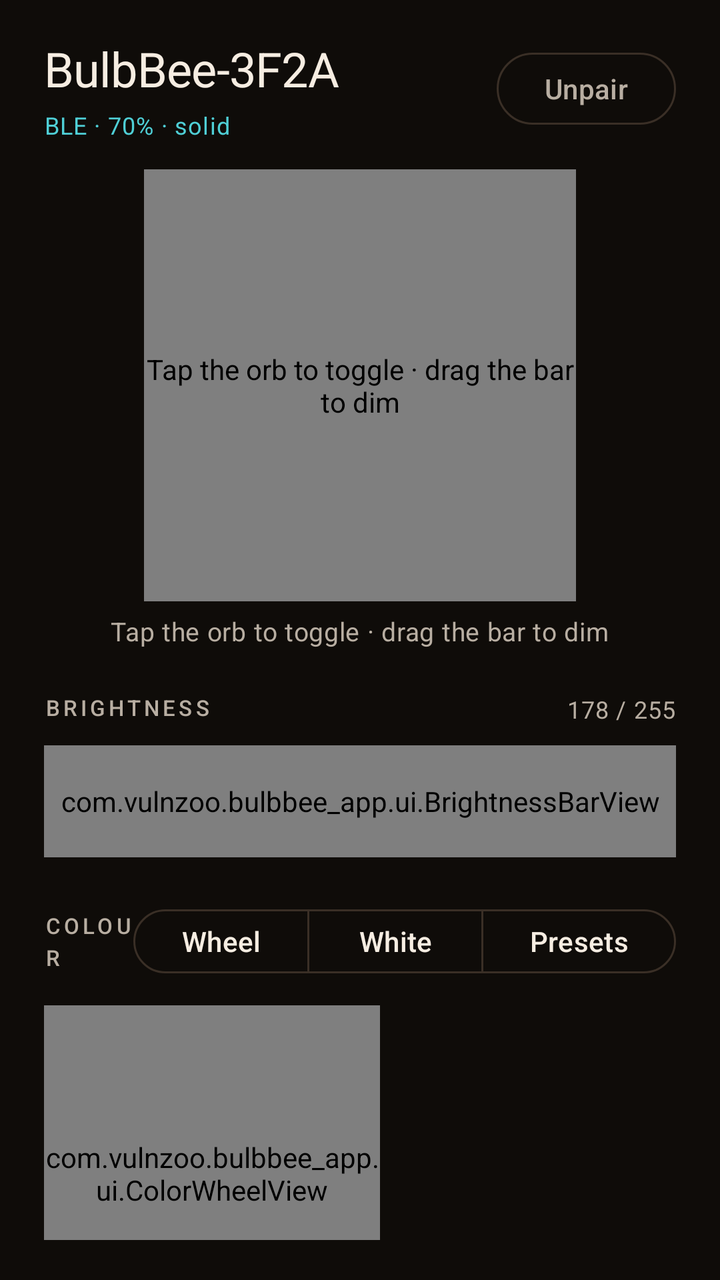
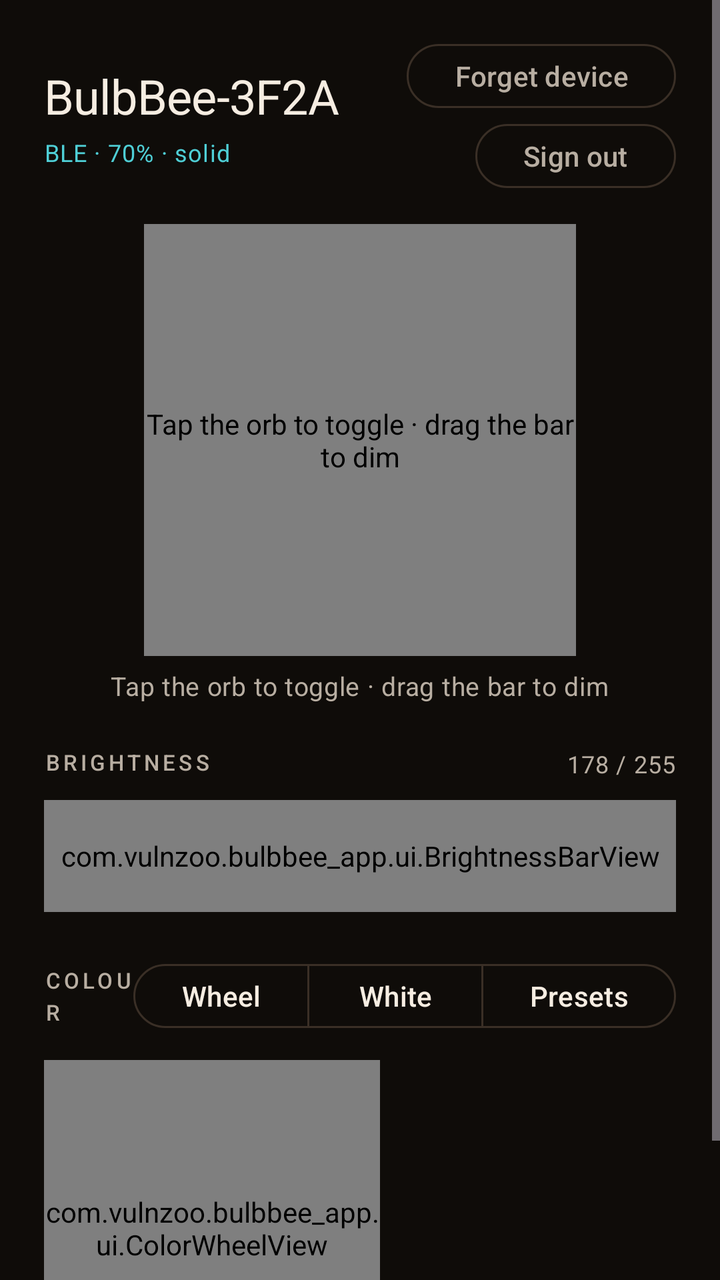

Two renders of the same Android screen: before a commit and after it. Below are the layout's source before the change and the commit's diff.
<!-- AndroidManifest.xml: application theme Theme.BulbBee -->
<!-- res/layout/fragment_light.xml -->
<?xml version="1.0" encoding="utf-8"?>
<LinearLayout xmlns:android="http://schemas.android.com/apk/res/android"
    xmlns:app="http://schemas.android.com/apk/res-auto"
    android:layout_width="match_parent"
    android:layout_height="match_parent"
    android:orientation="vertical"
    android:paddingHorizontal="22dp"
    android:paddingTop="18dp"
    android:paddingBottom="20dp"
    android:background="@color/bb_ground">

    
    <LinearLayout
        android:layout_width="match_parent"
        android:layout_height="wrap_content"
        android:orientation="horizontal"
        android:gravity="center_vertical">

        <LinearLayout
            android:layout_width="0dp"
            android:layout_height="wrap_content"
            android:layout_weight="1"
            android:orientation="vertical">

            <TextView
                android:id="@+id/deviceName"
                android:layout_width="wrap_content"
                android:layout_height="wrap_content"
                android:textAppearance="@style/TextAppearance.BulbBee.Display"
                android:textSize="24sp"
                android:text="BulbBee-3F2A" />

            <TextView
                android:id="@+id/linkLine"
                android:layout_width="wrap_content"
                android:layout_height="wrap_content"
                android:layout_marginTop="4dp"
                android:textAppearance="@style/TextAppearance.BulbBee.Mono"
                android:textColor="@color/bb_teal"
                android:text="BLE · 70% · solid" />
        </LinearLayout>

        <com.google.android.material.button.MaterialButton
            android:id="@+id/unpairButton"
            style="@style/Widget.BulbBee.Button.Quiet"
            android:layout_width="wrap_content"
            android:layout_height="wrap_content"
            android:minHeight="44dp"
            android:text="@string/unpair" />
    </LinearLayout>

    
    <com.vulnzoo.bulbbee_app.ui.BulbOrbView
        android:id="@+id/orb"
        android:layout_width="216dp"
        android:layout_height="216dp"
        android:layout_gravity="center_horizontal"
        android:layout_marginTop="14dp"
        android:contentDescription="@string/orb_hint" />

    <TextView
        android:layout_width="wrap_content"
        android:layout_height="wrap_content"
        android:layout_gravity="center_horizontal"
        android:layout_marginTop="6dp"
        android:textAppearance="@style/TextAppearance.BulbBee.Body"
        android:textSize="13sp"
        android:text="@string/orb_hint" />

    
    <LinearLayout
        android:layout_width="match_parent"
        android:layout_height="wrap_content"
        android:layout_marginTop="22dp"
        android:orientation="horizontal"
        android:baselineAligned="false">

        <TextView
            android:layout_width="0dp"
            android:layout_height="wrap_content"
            android:layout_weight="1"
            android:textAppearance="@style/TextAppearance.BulbBee.Kicker"
            android:text="@string/brightness" />

        <TextView
            android:id="@+id/brightnessRaw"
            android:layout_width="wrap_content"
            android:layout_height="wrap_content"
            android:textAppearance="@style/TextAppearance.BulbBee.Mono"
            android:text="178 / 255" />
    </LinearLayout>

    <com.vulnzoo.bulbbee_app.ui.BrightnessBarView
        android:id="@+id/brightnessBar"
        android:layout_width="match_parent"
        android:layout_height="56dp"
        android:layout_marginTop="10dp" />

    
    <LinearLayout
        android:layout_width="match_parent"
        android:layout_height="wrap_content"
        android:layout_marginTop="22dp"
        android:orientation="horizontal"
        android:gravity="center_vertical"
        android:baselineAligned="false">

        <TextView
            android:layout_width="0dp"
            android:layout_height="wrap_content"
            android:layout_weight="1"
            android:textAppearance="@style/TextAppearance.BulbBee.Kicker"
            android:text="@string/colour" />

        <com.google.android.material.button.MaterialButtonToggleGroup
            android:id="@+id/pickMode"
            android:layout_width="wrap_content"
            android:layout_height="wrap_content"
            app:singleSelection="true"
            app:selectionRequired="true">

            <com.google.android.material.button.MaterialButton
                android:id="@+id/modeWheel"
                style="@style/Widget.Material3.Button.OutlinedButton"
                android:layout_width="wrap_content"
                android:layout_height="40dp"
                android:text="@string/pick_wheel" />

            <com.google.android.material.button.MaterialButton
                android:id="@+id/modeWhite"
                style="@style/Widget.Material3.Button.OutlinedButton"
                android:layout_width="wrap_content"
                android:layout_height="40dp"
                android:text="@string/pick_white" />

            <com.google.android.material.button.MaterialButton
                android:id="@+id/modePresets"
                style="@style/Widget.Material3.Button.OutlinedButton"
                android:layout_width="wrap_content"
                android:layout_height="40dp"
                android:text="@string/pick_presets" />
        </com.google.android.material.button.MaterialButtonToggleGroup>
    </LinearLayout>

    
    <com.vulnzoo.bulbbee_app.ui.ColorWheelView
        android:id="@+id/colorWheel"
        android:layout_width="168dp"
        android:layout_height="168dp"
        android:layout_marginTop="12dp" />

    <com.vulnzoo.bulbbee_app.ui.TempRampView
        android:id="@+id/tempRamp"
        android:layout_width="match_parent"
        android:layout_height="64dp"
        android:layout_marginTop="12dp"
        android:visibility="gone" />

    <androidx.recyclerview.widget.RecyclerView
        android:id="@+id/presetGrid"
        android:layout_width="match_parent"
        android:layout_height="wrap_content"
        android:layout_marginTop="12dp"
        android:visibility="gone"
        app:layoutManager="androidx.recyclerview.widget.GridLayoutManager"
        app:spanCount="4" />

    <Space
        android:layout_width="match_parent"
        android:layout_height="0dp"
        android:layout_weight="1" />

    
    <com.google.android.material.card.MaterialCardView
        android:layout_width="match_parent"
        android:layout_height="wrap_content"
        app:cardBackgroundColor="@color/bb_surface_sunken"
        app:cardCornerRadius="18dp">

        <LinearLayout
            android:layout_width="match_parent"
            android:layout_height="wrap_content"
            android:orientation="vertical"
            android:padding="16dp">

            <TextView
                android:layout_width="wrap_content"
                android:layout_height="wrap_content"
                android:textAppearance="@style/TextAppearance.BulbBee.Kicker"
                android:text="@string/doing" />

            <TextView
                android:id="@+id/protocolLog"
                android:layout_width="match_parent"
                android:layout_height="wrap_content"
                android:layout_marginTop="8dp"
                android:maxLines="4"
                android:textAppearance="@style/TextAppearance.BulbBee.Mono"
                android:lineSpacingMultiplier="1.7" />
        </LinearLayout>
    </com.google.android.material.card.MaterialCardView>
</LinearLayout>
<!-- resources referenced by this layout -->
<resources>
  <color name="bb_ground">#FF0F0C09</color>
  <color name="bb_surface_sunken">#FF150F0C</color>
  <color name="bb_teal">#FF4FCFD6</color>
  <string name="brightness">Brightness</string>
  <string name="colour">Colour</string>
  <string name="doing">Bulb is doing</string>
  <string name="orb_hint">Tap the orb to toggle · drag the bar to dim</string>
  <string name="pick_presets">Presets</string>
  <string name="pick_wheel">Wheel</string>
  <string name="pick_white">White</string>
  <string name="unpair">Unpair</string>
  <style name="TextAppearance.BulbBee.Body" parent="TextAppearance.Material3.BodyMedium">
          <item name="android:fontFamily">sans-serif</item>
          <item name="android:textSize">15sp</item>
          <item name="android:lineSpacingMultiplier">1.4</item>
          <item name="android:textColor">@color/bb_ink_muted</item>
      </style>
  <style name="TextAppearance.BulbBee.Display" parent="TextAppearance.Material3.HeadlineSmall">
          <item name="android:fontFamily">serif</item>
          <item name="android:textSize">30sp</item>
          <item name="android:textColor">@color/bb_ink</item>
          <item name="android:letterSpacing">-0.01</item>
      </style>
  <style name="TextAppearance.BulbBee.Mono" parent="TextAppearance.Material3.BodySmall">
          <item name="android:fontFamily">monospace</item>
          <item name="android:textSize">12sp</item>
          <item name="android:textColor">@color/bb_ink_muted</item>
      </style>
  <style name="Widget.BulbBee.Button.Quiet" parent="Widget.Material3.Button.OutlinedButton">
          <item name="cornerRadius">28dp</item>
          <item name="strokeColor">@color/bb_outline</item>
          <item name="android:textColor">@color/bb_ink_muted</item>
      </style>
  <color name="bb_ink_muted">#FFB8AEA2</color>
  <color name="bb_ink">#FFF6EDE2</color>
  <color name="bb_outline">#FF3A2F26</color>
  <color name="bb_honey">#FFFBB03F</color>
  <color name="bb_on_honey">#FF231705</color>
  <color name="bb_honey_container">#FF4A3312</color>
  <color name="bb_on_honey_container">#FFFFDFAE</color>
  <color name="bb_on_teal">#FF062226</color>
  <color name="bb_surface">#FF1A1410</color>
  <style name="Widget.BulbBee.Card" parent="Widget.Material3.CardView.Outlined">
          <item name="cardBackgroundColor">@color/bb_surface</item>
          <item name="cardCornerRadius">20dp</item>
          <item name="cardElevation">0dp</item>
          <item name="strokeColor">@color/bb_outline</item>
          <item name="strokeWidth">1dp</item>
      </style>
  <style name="Widget.BulbBee.BottomNav" parent="Widget.Material3.BottomNavigationView">
          <item name="android:background">@color/bb_ground</item>
          <item name="itemActiveIndicatorStyle">@style/Widget.BulbBee.NavIndicator</item>
          <item name="labelVisibilityMode">labeled</item>
      </style>
  <style name="Widget.BulbBee.Button" parent="Widget.Material3.Button">
          <item name="android:textAppearance">@style/TextAppearance.BulbBee.Action</item>
          <item name="cornerRadius">28dp</item>
          <item name="android:paddingTop">16dp</item>
          <item name="android:paddingBottom">16dp</item>
      </style>
  <style name="Widget.BulbBee.NavIndicator" parent="Widget.Material3.BottomNavigationView.ActiveIndicator">
          <item name="android:color">@color/bb_honey_container</item>
      </style>
  <style name="TextAppearance.BulbBee.Action" parent="TextAppearance.Material3.LabelLarge">
          <item name="android:fontFamily">sans-serif-medium</item>
          <item name="android:textSize">16sp</item>
          <item name="android:textAllCaps">false</item>
      </style>
  <!-- unchanged entries left out for length: 2 -->
</resources>

<!-- the commit's change to res/layout/fragment_light.xml (unified diff, before → after) -->
@@ -1,202 +1,242 @@
 <?xml version="1.0" encoding="utf-8"?>
-<LinearLayout xmlns:android="http://schemas.android.com/apk/res/android"
+<FrameLayout xmlns:android="http://schemas.android.com/apk/res/android"
     xmlns:app="http://schemas.android.com/apk/res-auto"
     android:layout_width="match_parent"
     android:layout_height="match_parent"
-    android:orientation="vertical"
-    android:paddingHorizontal="22dp"
-    android:paddingTop="18dp"
-    android:paddingBottom="20dp"
     android:background="@color/bb_ground">
+
+    <ScrollView
+        android:layout_width="match_parent"
+        android:layout_height="match_parent"
+        android:fillViewport="true">
+
+    <LinearLayout
+        android:id="@+id/controlContent"
+        android:layout_width="match_parent"
+        android:layout_height="wrap_content"
+        android:orientation="vertical"
+        android:paddingHorizontal="22dp"
+        android:paddingTop="18dp"
+        android:paddingBottom="20dp">
+
+        
+        <LinearLayout
+            android:layout_width="match_parent"
+            android:layout_height="wrap_content"
+            android:orientation="horizontal"
+            android:gravity="center_vertical">
+
+            <LinearLayout
+                android:layout_width="0dp"
+                android:layout_height="wrap_content"
+                android:layout_weight="1"
+                android:orientation="vertical">
+
+                <TextView
+                    android:id="@+id/deviceName"
+                    android:layout_width="wrap_content"
+                    android:layout_height="wrap_content"
+                    android:textAppearance="@style/TextAppearance.BulbBee.Display"
+                    android:textSize="24sp"
+                    android:text="BulbBee-3F2A" />
+
+                <TextView
+                    android:id="@+id/linkLine"
+                    android:layout_width="wrap_content"
+                    android:layout_height="wrap_content"
+                    android:layout_marginTop="4dp"
+                    android:textAppearance="@style/TextAppearance.BulbBee.Mono"
+                    android:textColor="@color/bb_teal"
+                    android:text="BLE · 70% · solid" />
+            </LinearLayout>
+
+            <LinearLayout
+                android:layout_width="wrap_content"
+                android:layout_height="wrap_content"
+                android:orientation="vertical"
+                android:gravity="end">
+
+                <com.google.android.material.button.MaterialButton
+                    android:id="@+id/forgetButton"
+                    style="@style/Widget.BulbBee.Button.Quiet"
+                    android:layout_width="wrap_content"
+                    android:layout_height="wrap_content"
+                    android:minHeight="40dp"
+                    android:text="@string/forget_device" />
+
+                <com.google.android.material.button.MaterialButton
+                    android:id="@+id/signOutButton"
+                    style="@style/Widget.BulbBee.Button.Quiet"
+                    android:layout_width="wrap_content"
+                    android:layout_height="wrap_content"
+                    android:minHeight="40dp"
+                    android:text="@string/sign_out" />
+            </LinearLayout>
+        </LinearLayout>
+
+        
+        <com.vulnzoo.bulbbee_app.ui.BulbOrbView
+            android:id="@+id/orb"
+            android:layout_width="216dp"
+            android:layout_height="216dp"
+            android:layout_gravity="center_horizontal"
+            android:layout_marginTop="14dp"
+            android:contentDescription="@string/orb_hint" />
+
+        <TextView
+            android:layout_width="wrap_content"
+            android:layout_height="wrap_content"
+            android:layout_gravity="center_horizontal"
+            android:layout_marginTop="6dp"
+            android:textAppearance="@style/TextAppearance.BulbBee.Body"
+            android:textSize="13sp"
+            android:text="@string/orb_hint" />
+
+        
+        <LinearLayout
+            android:layout_width="match_parent"
+            android:layout_height="wrap_content"
+            android:layout_marginTop="22dp"
+            android:orientation="horizontal"
+            android:baselineAligned="false">
+
+            <TextView
+                android:layout_width="0dp"
+                android:layout_height="wrap_content"
+                android:layout_weight="1"
+                android:textAppearance="@style/TextAppearance.BulbBee.Kicker"
+                android:text="@string/brightness" />
+
+            <TextView
+                android:id="@+id/brightnessRaw"
+                android:layout_width="wrap_content"
+                android:layout_height="wrap_content"
+                android:textAppearance="@style/TextAppearance.BulbBee.Mono"
+                android:text="178 / 255" />
+        </LinearLayout>
+
+        <com.vulnzoo.bulbbee_app.ui.BrightnessBarView
+            android:id="@+id/brightnessBar"
+            android:layout_width="match_parent"
+            android:layout_height="56dp"
+            android:layout_marginTop="10dp" />
+
+        
+        <LinearLayout
+            android:layout_width="match_parent"
+            android:layout_height="wrap_content"
+            android:layout_marginTop="22dp"
+            android:orientation="horizontal"
+            android:gravity="center_vertical"
+            android:baselineAligned="false">
+
+            <TextView
+                android:layout_width="0dp"
+                android:layout_height="wrap_content"
+                android:layout_weight="1"
+                android:textAppearance="@style/TextAppearance.BulbBee.Kicker"
+                android:text="@string/colour" />
+
+            <com.google.android.material.button.MaterialButtonToggleGroup
+                android:id="@+id/pickMode"
+                android:layout_width="wrap_content"
+                android:layout_height="wrap_content"
+                app:singleSelection="true"
+                app:selectionRequired="true">
+
+                <com.google.android.material.button.MaterialButton
+                    android:id="@+id/modeWheel"
+                    style="@style/Widget.Material3.Button.OutlinedButton"
+                    android:layout_width="wrap_content"
+                    android:layout_height="40dp"
+                    android:text="@string/pick_wheel" />
+
+                <com.google.android.material.button.MaterialButton
+                    android:id="@+id/modeWhite"
+                    style="@style/Widget.Material3.Button.OutlinedButton"
+                    android:layout_width="wrap_content"
+                    android:layout_height="40dp"
+                    android:text="@string/pick_white" />
+
+                <com.google.android.material.button.MaterialButton
+                    android:id="@+id/modePresets"
+                    style="@style/Widget.Material3.Button.OutlinedButton"
+                    android:layout_width="wrap_content"
+                    android:layout_height="40dp"
+                    android:text="@string/pick_presets" />
+            </com.google.android.material.button.MaterialButtonToggleGroup>
+        </LinearLayout>
+
+        
+        <com.vulnzoo.bulbbee_app.ui.ColorWheelView
+            android:id="@+id/colorWheel"
+            android:layout_width="168dp"
+            android:layout_height="168dp"
+            android:layout_marginTop="12dp" />
+
+        <com.vulnzoo.bulbbee_app.ui.TempRampView
+            android:id="@+id/tempRamp"
+            android:layout_width="match_parent"
+            android:layout_height="64dp"
+            android:layout_marginTop="12dp"
+            android:visibility="gone" />
+
+        <androidx.recyclerview.widget.RecyclerView
+            android:id="@+id/presetGrid"
+            android:layout_width="match_parent"
+            android:layout_height="wrap_content"
+            android:layout_marginTop="12dp"
+            android:visibility="gone"
+            app:layoutManager="androidx.recyclerview.widget.GridLayoutManager"
+            app:spanCount="4" />
+
+    </LinearLayout>
+    </ScrollView>
 
     
     <LinearLayout
+        android:id="@+id/stateOverlay"
         android:layout_width="match_parent"
-        android:layout_height="wrap_content"
-        android:orientation="horizontal"
-        android:gravity="center_vertical">
-
-        <LinearLayout
-            android:layout_width="0dp"
-            android:layout_height="wrap_content"
-            android:layout_weight="1"
-            android:orientation="vertical">
-
-            <TextView
-                android:id="@+id/deviceName"
-                android:layout_width="wrap_content"
-                android:layout_height="wrap_content"
-                android:textAppearance="@style/TextAppearance.BulbBee.Display"
-                android:textSize="24sp"
-                android:text="BulbBee-3F2A" />
-
-            <TextView
-                android:id="@+id/linkLine"
-                android:layout_width="wrap_content"
-                android:layout_height="wrap_content"
-                android:layout_marginTop="4dp"
-                android:textAppearance="@style/TextAppearance.BulbBee.Mono"
-                android:textColor="@color/bb_teal"
-                android:text="BLE · 70% · solid" />
-        </LinearLayout>
+        android:layout_height="match_parent"
+        android:orientation="vertical"
+        android:gravity="center"
+        android:paddingHorizontal="32dp"
+        android:background="@color/bb_ground"
+        android:visibility="gone">
+
+        <TextView
+            android:id="@+id/stateMessage"
+            android:layout_width="wrap_content"
+            android:layout_height="wrap_content"
+            android:textAppearance="@style/TextAppearance.BulbBee.Display"
+            android:gravity="center"
+            android:text="@string/state_connecting" />
+
+        <TextView
+            android:id="@+id/stateSub"
+            android:layout_width="match_parent"
+            android:layout_height="wrap_content"
+            android:layout_marginTop="10dp"
+            android:gravity="center"
+            android:textAppearance="@style/TextAppearance.BulbBee.Body" />
 
         <com.google.android.material.button.MaterialButton
-            android:id="@+id/unpairButton"
+            android:id="@+id/linkButton"
+            android:layout_width="wrap_content"
+            android:layout_height="wrap_content"
+            android:layout_marginTop="28dp"
+            android:paddingHorizontal="28dp"
+            android:minHeight="56dp"
+            android:text="@string/link_device"
+            android:visibility="gone" />
+
+        <com.google.android.material.button.MaterialButton
+            android:id="@+id/retryButton"
             style="@style/Widget.BulbBee.Button.Quiet"
             android:layout_width="wrap_content"
             android:layout_height="wrap_content"
-            android:minHeight="44dp"
-            android:text="@string/unpair" />
+            android:layout_marginTop="20dp"
+            android:text="@string/retry"
+            android:visibility="gone" />
     </LinearLayout>
-
-    
-    <com.vulnzoo.bulbbee_app.ui.BulbOrbView
-        android:id="@+id/orb"
-        android:layout_width="216dp"
-        android:layout_height="216dp"
-        android:layout_gravity="center_horizontal"
-        android:layout_marginTop="14dp"
-        android:contentDescription="@string/orb_hint" />
-
-    <TextView
-        android:layout_width="wrap_content"
-        android:layout_height="wrap_content"
-        android:layout_gravity="center_horizontal"
-        android:layout_marginTop="6dp"
-        android:textAppearance="@style/TextAppearance.BulbBee.Body"
-        android:textSize="13sp"
-        android:text="@string/orb_hint" />
-
-    
-    <LinearLayout
-        android:layout_width="match_parent"
-        android:layout_height="wrap_content"
-        android:layout_marginTop="22dp"
-        android:orientation="horizontal"
-        android:baselineAligned="false">
-
-        <TextView
-            android:layout_width="0dp"
-            android:layout_height="wrap_content"
-            android:layout_weight="1"
-            android:textAppearance="@style/TextAppearance.BulbBee.Kicker"
-            android:text="@string/brightness" />
-
-        <TextView
-            android:id="@+id/brightnessRaw"
-            android:layout_width="wrap_content"
-            android:layout_height="wrap_content"
-            android:textAppearance="@style/TextAppearance.BulbBee.Mono"
-            android:text="178 / 255" />
-    </LinearLayout>
-
-    <com.vulnzoo.bulbbee_app.ui.BrightnessBarView
-        android:id="@+id/brightnessBar"
-        android:layout_width="match_parent"
-        android:layout_height="56dp"
-        android:layout_marginTop="10dp" />
-
-    
-    <LinearLayout
-        android:layout_width="match_parent"
-        android:layout_height="wrap_content"
-        android:layout_marginTop="22dp"
-        android:orientation="horizontal"
-        android:gravity="center_vertical"
-        android:baselineAligned="false">
-
-        <TextView
-            android:layout_width="0dp"
-            android:layout_height="wrap_content"
-            android:layout_weight="1"
-            android:textAppearance="@style/TextAppearance.BulbBee.Kicker"
-            android:text="@string/colour" />
-
-        <com.google.android.material.button.MaterialButtonToggleGroup
-            android:id="@+id/pickMode"
-            android:layout_width="wrap_content"
-            android:layout_height="wrap_content"
-            app:singleSelection="true"
-            app:selectionRequired="true">
-
-            <com.google.android.material.button.MaterialButton
-                android:id="@+id/modeWheel"
-                style="@style/Widget.Material3.Button.OutlinedButton"
-                android:layout_width="wrap_content"
-                android:layout_height="40dp"
-                android:text="@string/pick_wheel" />
-
-            <com.google.android.material.button.MaterialButton
-                android:id="@+id/modeWhite"
-                style="@style/Widget.Material3.Button.OutlinedButton"
-                android:layout_width="wrap_content"
-                android:layout_height="40dp"
-                android:text="@string/pick_white" />
-
-            <com.google.android.material.button.MaterialButton
-                android:id="@+id/modePresets"
-                style="@style/Widget.Material3.Button.OutlinedButton"
-                android:layout_width="wrap_content"
-                android:layout_height="40dp"
-                android:text="@string/pick_presets" />
-        </com.google.android.material.button.MaterialButtonToggleGroup>
-    </LinearLayout>
-
-    
-    <com.vulnzoo.bulbbee_app.ui.ColorWheelView
-        android:id="@+id/colorWheel"
-        android:layout_width="168dp"
-        android:layout_height="168dp"
-        android:layout_marginTop="12dp" />
-
-    <com.vulnzoo.bulbbee_app.ui.TempRampView
-        android:id="@+id/tempRamp"
-        android:layout_width="match_parent"
-        android:layout_height="64dp"
-        android:layout_marginTop="12dp"
-        android:visibility="gone" />
-
-    <androidx.recyclerview.widget.RecyclerView
-        android:id="@+id/presetGrid"
-        android:layout_width="match_parent"
-        android:layout_height="wrap_content"
-        android:layout_marginTop="12dp"
-        android:visibility="gone"
-        app:layoutManager="androidx.recyclerview.widget.GridLayoutManager"
-        app:spanCount="4" />
-
-    <Space
-        android:layout_width="match_parent"
-        android:layout_height="0dp"
-        android:layout_weight="1" />
-
-    
-    <com.google.android.material.card.MaterialCardView
-        android:layout_width="match_parent"
-        android:layout_height="wrap_content"
-        app:cardBackgroundColor="@color/bb_surface_sunken"
-        app:cardCornerRadius="18dp">
-
-        <LinearLayout
-            android:layout_width="match_parent"
-            android:layout_height="wrap_content"
-            android:orientation="vertical"
-            android:padding="16dp">
-
-            <TextView
-                android:layout_width="wrap_content"
-                android:layout_height="wrap_content"
-                android:textAppearance="@style/TextAppearance.BulbBee.Kicker"
-                android:text="@string/doing" />
-
-            <TextView
-                android:id="@+id/protocolLog"
-                android:layout_width="match_parent"
-                android:layout_height="wrap_content"
-                android:layout_marginTop="8dp"
-                android:maxLines="4"
-                android:textAppearance="@style/TextAppearance.BulbBee.Mono"
-                android:lineSpacingMultiplier="1.7" />
-        </LinearLayout>
-    </com.google.android.material.card.MaterialCardView>
-</LinearLayout>
+</FrameLayout>
<!-- resource entries referenced after the edit -->
@@ -1,16 +1,18 @@
 <!-- resources referenced by this layout -->
 <resources>
   <color name="bb_ground">#FF0F0C09</color>
-  <color name="bb_surface_sunken">#FF150F0C</color>
   <color name="bb_teal">#FF4FCFD6</color>
   <string name="brightness">Brightness</string>
   <string name="colour">Colour</string>
-  <string name="doing">Bulb is doing</string>
+  <string name="forget_device">Forget device</string>
+  <string name="link_device">Vincular device</string>
   <string name="orb_hint">Tap the orb to toggle · drag the bar to dim</string>
   <string name="pick_presets">Presets</string>
   <string name="pick_wheel">Wheel</string>
   <string name="pick_white">White</string>
-  <string name="unpair">Unpair</string>
+  <string name="retry">Retry</string>
+  <string name="sign_out">Sign out</string>
+  <string name="state_connecting">Connecting…</string>
   <style name="TextAppearance.BulbBee.Body" parent="TextAppearance.Material3.BodyMedium">
           <item name="android:fontFamily">sans-serif</item>
           <item name="android:textSize">15sp</item>
